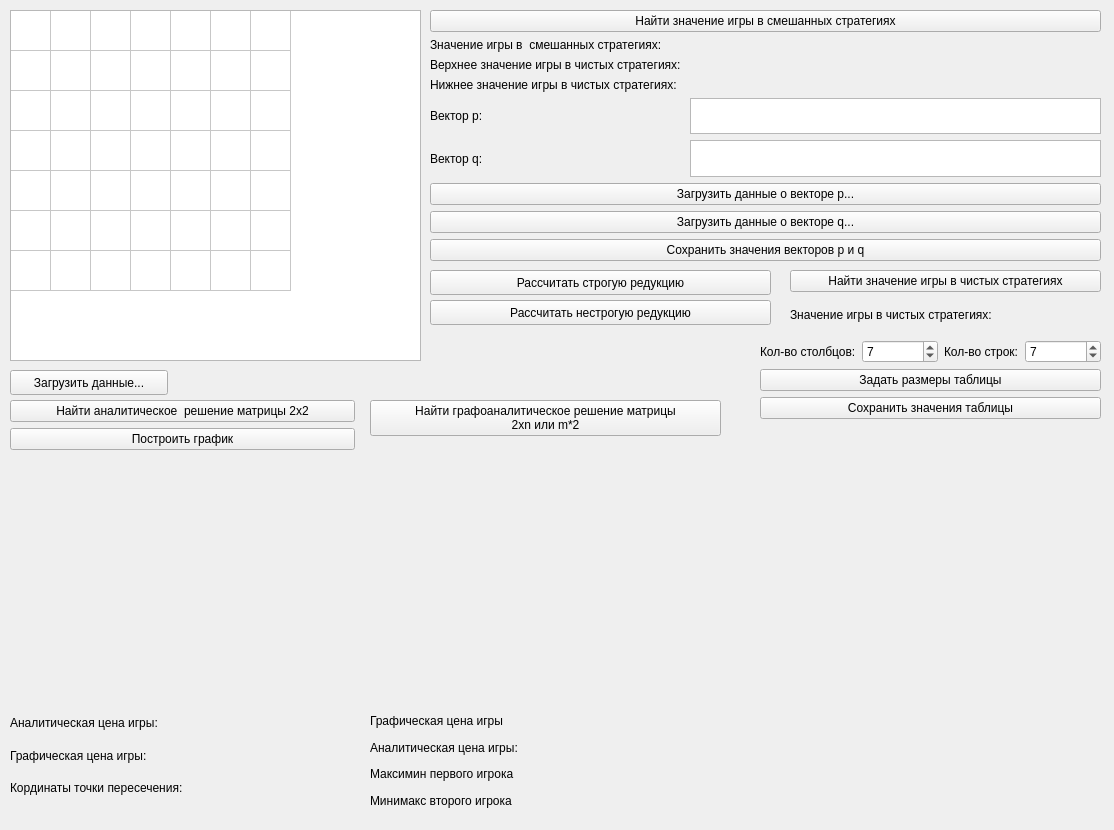
Qt form app.ui (lizatish/GameTheory) before a commit.
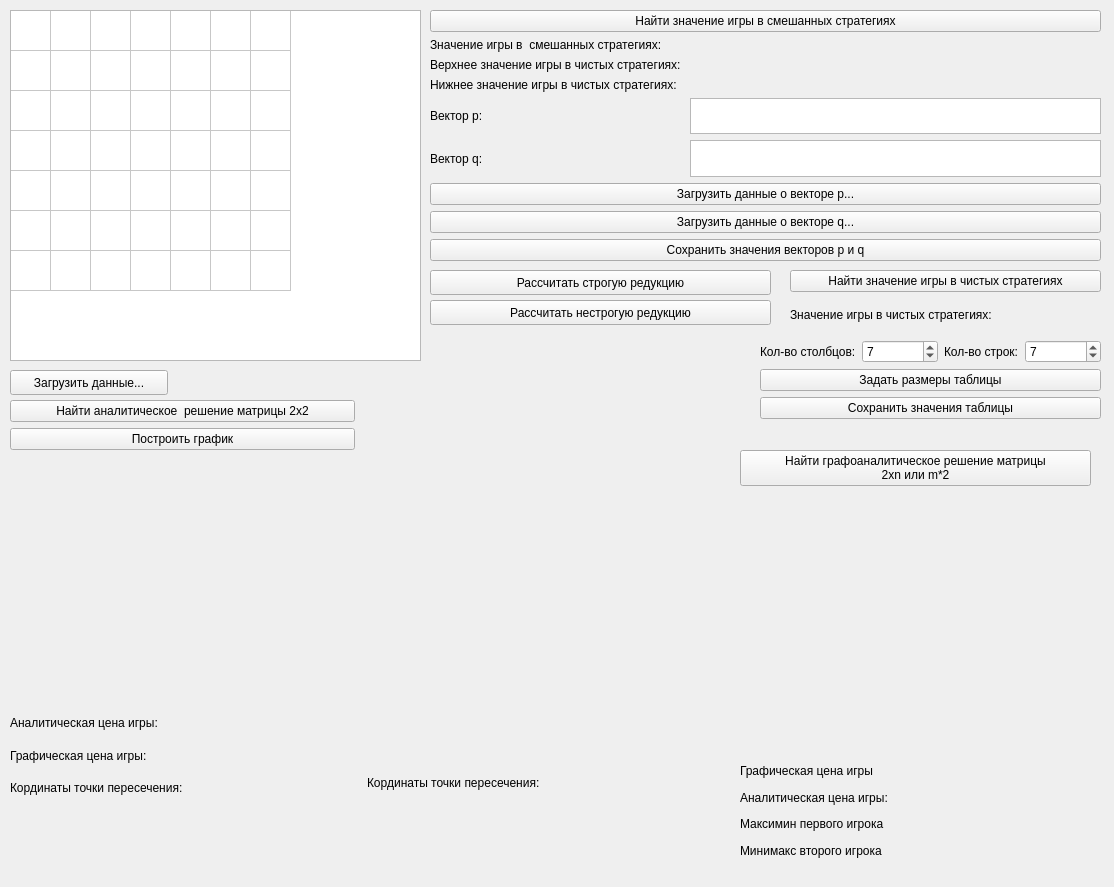
The same form after that commit.

Commit message: Сдали 3 и 5 лабы

Patch:
```diff
--- a/app.ui
+++ b/app.ui
@@ -10,7 +10,7 @@
     <x>0</x>
     <y>0</y>
     <width>1114</width>
-    <height>830</height>
+    <height>887</height>
    </rect>
   </property>
   <property name="sizePolicy">
@@ -414,8 +414,8 @@
   <widget class="QWidget" name="gridLayoutWidget_6">
    <property name="geometry">
     <rect>
-     <x>370</x>
-     <y>400</y>
+     <x>740</x>
+     <y>450</y>
      <width>351</width>
      <height>301</height>
     </rect>
@@ -437,8 +437,8 @@
   <widget class="QWidget" name="gridLayoutWidget_7">
    <property name="geometry">
     <rect>
-     <x>370</x>
-     <y>710</y>
+     <x>740</x>
+     <y>760</y>
      <width>351</width>
      <height>101</height>
     </rect>
@@ -502,6 +502,42 @@
     </item>
    </layout>
   </widget>
+  <widget class="QWidget" name="plot_2" native="true">
+   <property name="geometry">
+    <rect>
+     <x>360</x>
+     <y>460</y>
+     <width>343</width>
+     <height>237</height>
+    </rect>
+   </property>
+  </widget>
+  <widget class="QLabel" name="label_16">
+   <property name="geometry">
+    <rect>
+     <x>367</x>
+     <y>770</y>
+     <width>227</width>
+     <height>26</height>
+    </rect>
+   </property>
+   <property name="text">
+    <string>Кординаты точки пересечения: </string>
+   </property>
+  </widget>
+  <widget class="QLabel" name="xy_analytic2in2_2">
+   <property name="geometry">
+    <rect>
+     <x>600</x>
+     <y>770</y>
+     <width>106</width>
+     <height>26</height>
+    </rect>
+   </property>
+   <property name="text">
+    <string/>
+   </property>
+  </widget>
  </widget>
  <resources/>
  <connections/>
```
The commit also changes 2 other files.
